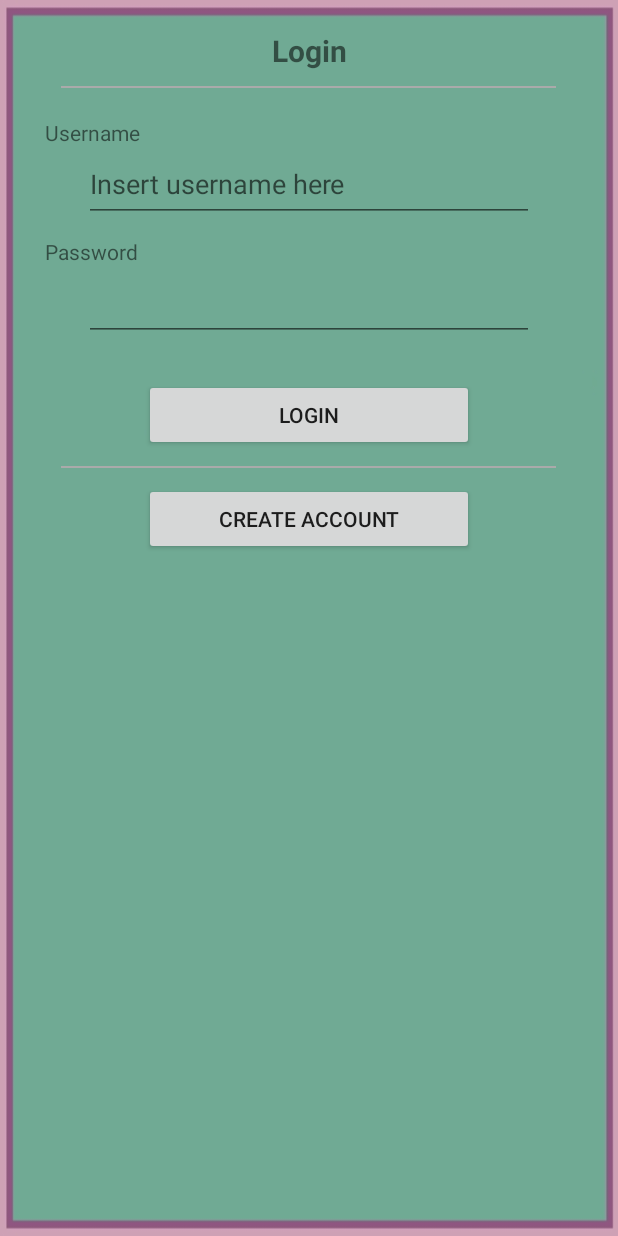
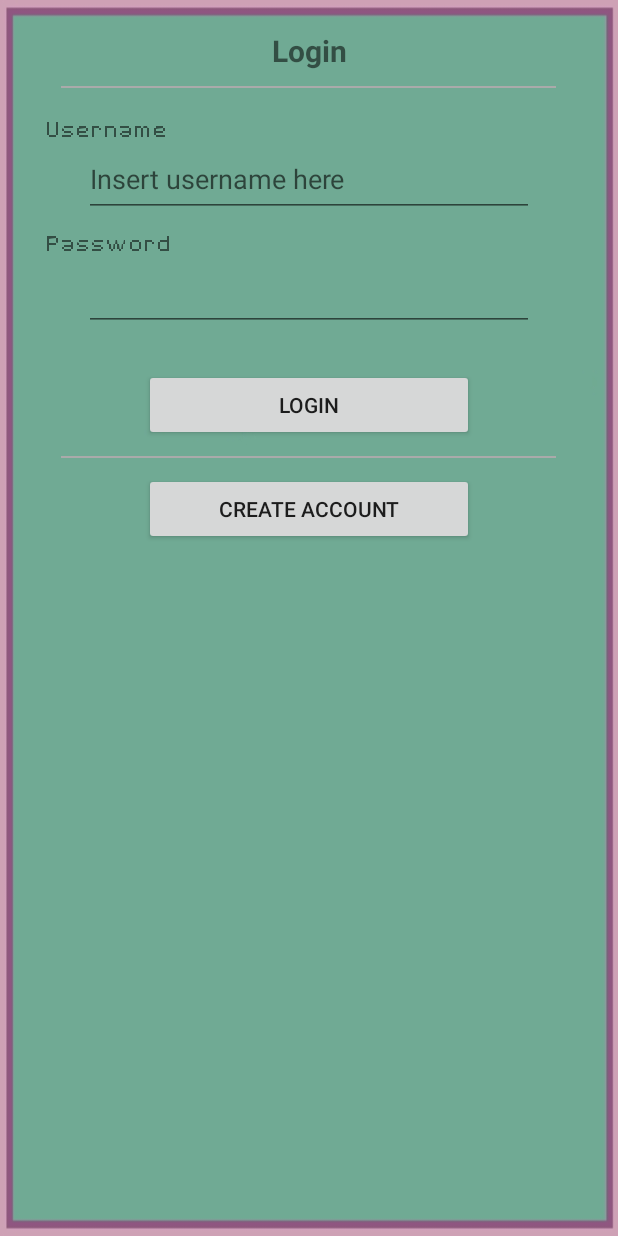
Before and after one commit to Cegoco11/Craps, an Android app: the IniciarSesion screen opened directly, with no data from a screen before it, on a phone screen of 412 x 824 dp. Run offline under Robolectric (Android 15) with nearby library versions, the phone set to English and light mode, and no system bars.

Commit message:
Typeface
Añadida tipografia pixel a las clases MainActivity y al IniciarSesion

```diff
--- a/app/src/main/java/com/example/cegoc/craps/IniciarSesion.java
+++ b/app/src/main/java/com/example/cegoc/craps/IniciarSesion.java
@@ -3,6 +3,7 @@ package com.example.cegoc.craps;
 import android.content.Context;
 import android.content.Intent;
 import android.content.SharedPreferences;
+import android.graphics.Typeface;
 import android.support.v7.app.AppCompatActivity;
 import android.os.Bundle;
 import android.view.View;
@@ -27,6 +28,7 @@ public class IniciarSesion extends AppCompatActivity {
     private TextView tv1;
     private TextView tv2;
 
+    private Typeface Pixel1;
 
     @Override
     protected void onCreate(Bundle savedInstanceState) {
@@ -37,7 +39,17 @@ public class IniciarSesion extends AppCompatActivity {
         txtclave = (EditText) findViewById(R.id.txtclave);
 
         tv1 = (TextView) findViewById(R.id.tv1);
+        String fuente1="Pixel1.ttf";
+        this.Pixel1= Typeface.createFromAsset(getAssets(), fuente1);
+
+        tv1 = (TextView) findViewById(R.id.tv1);
+        tv1.setTypeface(Pixel1);
         tv2 = (TextView) findViewById(R.id.tv2);
+        String fuente2="Pixel1.ttf";
+        this.Pixel1= Typeface.createFromAsset(getAssets(), fuente2);
+
+        tv2 = (TextView) findViewById(R.id.tv2);
+        tv2.setTypeface(Pixel1);
 
 
     }
```
Also changed, not shown: app/src/main/java/com/example/cegoc/craps/MainActivity.java (+12 -0 lines), app/src/main/assets/Pixel1.ttf (added).
